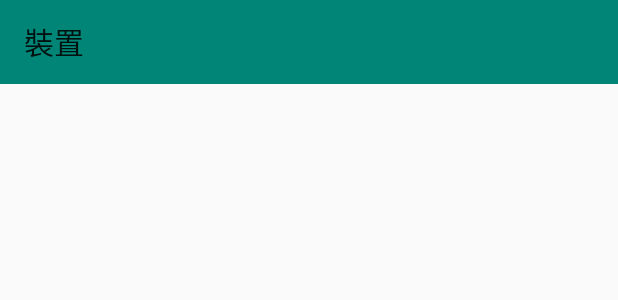
After one commit to Nolions/Ginn, an Android app: the layout fragment_device_list.xml on its own in the app's theme, with its tools: preview values and no code run, on a phone screen of 412 x 824 dp. The commit adds this screen. Shown: the top 300 px of the screen. Run offline under Robolectric (Android 15) with nearby library versions, the phone set to English and light mode, and no system bars.

Commit message:
[feature] bluetooth's device list

```diff
--- a/app/src/main/java/tw/nolions/coffeebeanslife/fragment/MainFragment.java
+++ b/app/src/main/java/tw/nolions/coffeebeanslife/fragment/MainFragment.java
@@ -122,7 +122,4 @@ public class MainFragment extends Fragment implements Toolbar.OnCreateContextMen
         }
         return false;
     }
-//
-//
-//    @
 }
--- /dev/null
+++ b/app/src/main/res/layout/fragment_device_list.xml
@@ -0,0 +1,20 @@
+<?xml version="1.0" encoding="utf-8"?>
+<LinearLayout xmlns:android="http://schemas.android.com/apk/res/android"
+    android:layout_width="match_parent"
+    android:layout_height="match_parent"
+    xmlns:app="http://schemas.android.com/apk/res-auto"
+    android:orientation="vertical">
+
+    <android.support.v7.widget.Toolbar
+        android:id="@+id/device_list_toolbar"
+        android:layout_width="match_parent"
+        android:layout_height="wrap_content"
+        app:title="@string/device"
+        android:background="@color/colorPrimary" />
+
+    <ListView
+        android:id="@+id/device_ListView"
+        android:layout_width="match_parent"
+        android:layout_height="match_parent" />
+
+</LinearLayout>
--- a/app/src/main/res/values/strings.xml
+++ b/app/src/main/res/values/strings.xml
@@ -13,8 +13,14 @@
     <string name="power_on">On</string>
     <string name="power_off">off</string>
 
-    <!-- menu -->
+    <string name="device">裝置</string>
+
+
     <string name="menu_main_conn">連接裝置</string>
     <string name="menu_main_record">查看紀錄</string>
     <string name="menu_main_exit">離開APP</string>
+
+    <string name="search">搜尋</string>
+
+    <string name="noSupportBluetooth">該裝置不支援藍芽裝置</string>
 </resources>
```
Also changed, not shown: app/src/main/java/tw/nolions/coffeebeanslife/fragment/DeviceFragment.java (added, +142 -0 lines), app/src/main/res/menu/menu_device_list.xml (added, +13 -0 lines).
